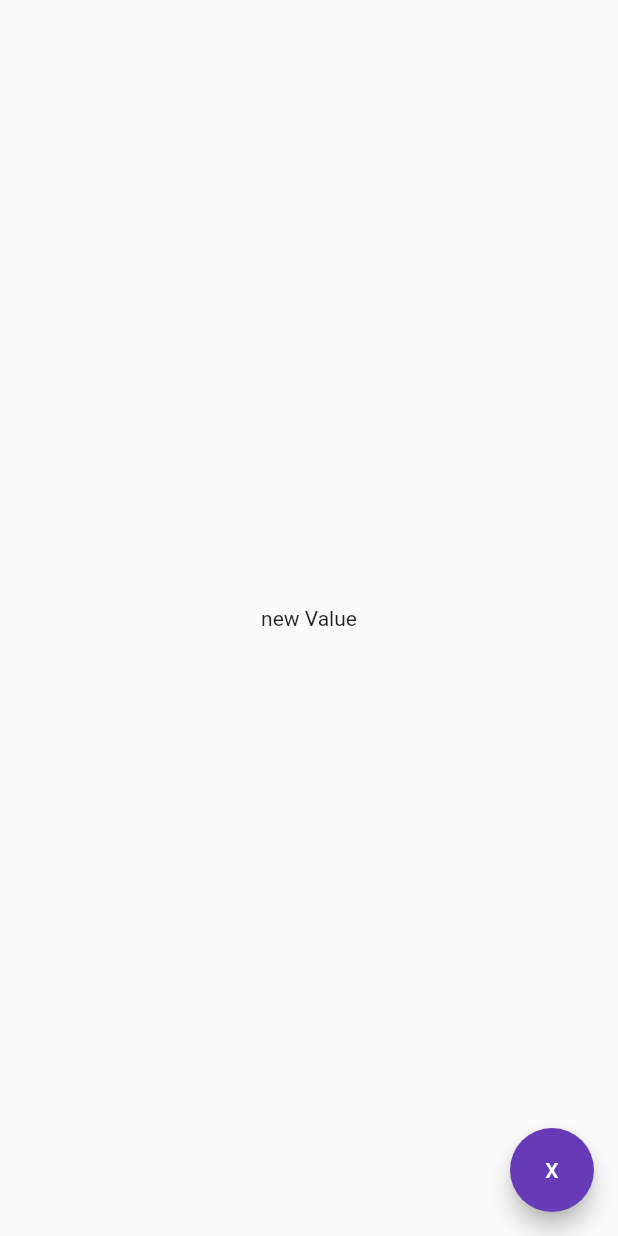
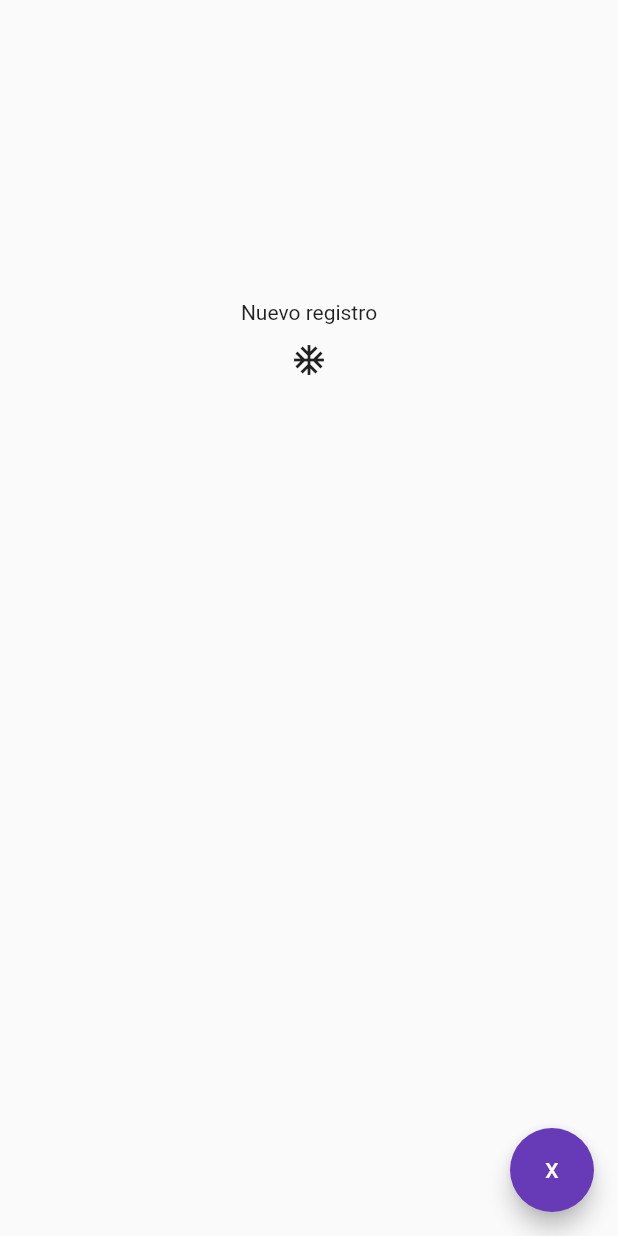
Before and after one commit to brandonrdgz/exaa_2, a Flutter app: the DummyPage screen opened by its route, after a tap on an icon or button, on a phone screen of 412 x 824 dp. Run offline on Flutter 3.47's test engine with Material 2 defaults, Android fonts, the phone set to English and light mode, and no system bars; our stand-ins replace font_awesome_flutter, google_fonts, sqflite; accounts and stored records are empty.

Commit message:
Conection with sqlite successful

```diff
--- a/lib/main.dart
+++ b/lib/main.dart
@@ -10,7 +10,7 @@ class MyApp extends StatelessWidget {
     return MaterialApp(
       debugShowCheckedModeBanner: false,
       title: 'EXAA II',
-      initialRoute: 'dummy',
+      initialRoute: 'login',
       routes: Routes.routes,
       theme: ThemeData(
         primarySwatch: Colors.deepPurple,
--- a/lib/models/dummy_model.dart
+++ b/lib/models/dummy_model.dart
@@ -1,7 +1,7 @@
 class DummyModel {
   DummyModel({required this.id, required this.name});
 
-  String id;
+  int id;
   String name;
 
   factory DummyModel.fromJson(Map<String, dynamic> json) =>
--- a/lib/pages/dummy_pages.dart
+++ b/lib/pages/dummy_pages.dart
@@ -1,4 +1,7 @@
 //trash
+
+import 'package:exaa_2/models/dummy_model.dart';
+import 'package:exaa_2/services/db_provider.dart';
 import 'package:flutter/material.dart';
 
 class DummyPage extends StatefulWidget {
@@ -9,17 +12,35 @@ class DummyPage extends StatefulWidget {
 }
 
 class _DummyPageState extends State<DummyPage> {
+  DummyModel dummy = DummyModel(id: 2, name: 'Alex');
   String? _centerText = 'Something';
   @override
   Widget build(BuildContext context) {
     return Scaffold(
       body: Center(
-        child: Text(_centerText.toString()),
+        child: Column(
+          children: [
+            SizedBox(
+              height: 200,
+            ),
+            Text(_centerText.toString()),
+            IconButton(
+                onPressed: () async {
+                  List<DummyModel> res = await DBProvider.db.getDummies();
+                  _centerText = res[1].name;
+                  setState(() {});
+                  //print(res[]);
+                },
+                icon: Icon(Icons.ac_unit))
+          ],
+        ),
       ),
       floatingActionButton: FloatingActionButton(
         child: Text('X'),
-        onPressed: () {
-          _centerText = 'new Value';
+        onPressed: () async {
+          final result = await DBProvider.db.insertDummy(dummy);
+          _centerText = 'Nuevo registro';
+          print(result);
           setState(() {});
         },
       ),
```
Also changed, not shown: lib/services/db_provider.dart (+15 -2 lines).
